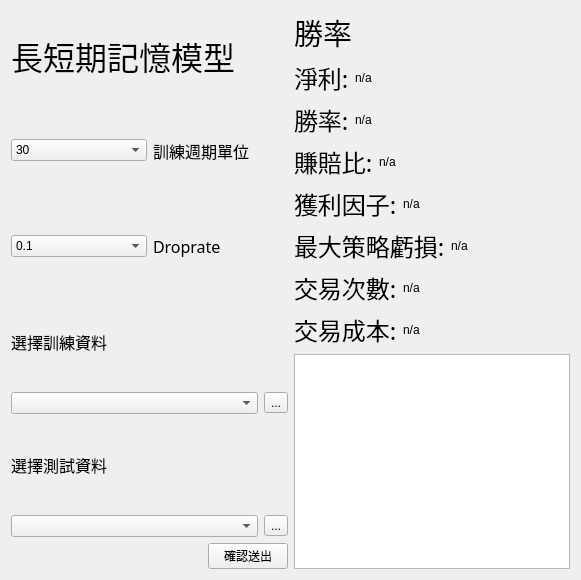
Qt form LSTM.ui (allen93075/Winner) before a commit.
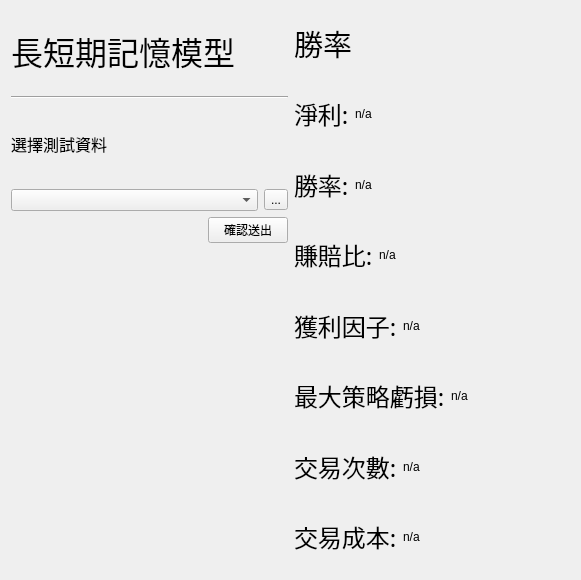
The same form after that commit.

Commit message: 新增LSTM 後台管理介面

What changed in the file:
```diff
--- a/LSTM.ui
+++ b/LSTM.ui
@@ -32,119 +32,12 @@
         </widget>
        </item>
        <item>
-        <layout class="QHBoxLayout" name="horizontalLayout_4">
-         <item>
-          <widget class="QComboBox" name="look_back_count">
-           <item>
-            <property name="text">
-             <string>30</string>
-            </property>
-           </item>
-           <item>
-            <property name="text">
-             <string>60</string>
-            </property>
-           </item>
-           <item>
-            <property name="text">
-             <string>90</string>
-            </property>
-           </item>
-          </widget>
-         </item>
-         <item>
-          <widget class="QLabel" name="K_label">
-           <property name="font">
-            <font>
-             <family>微軟正黑體</family>
-             <pointsize>12</pointsize>
-            </font>
-           </property>
-           <property name="text">
-            <string>訓練週期單位</string>
-           </property>
-          </widget>
-         </item>
-        </layout>
-       </item>
-       <item>
-        <layout class="QHBoxLayout" name="horizontalLayout_3">
-         <item>
-          <widget class="QComboBox" name="dropout_rate">
-           <item>
-            <property name="text">
-             <string>0.1</string>
-            </property>
-           </item>
-           <item>
-            <property name="text">
-             <string>0.15</string>
-            </property>
-           </item>
-           <item>
-            <property name="text">
-             <string>0.2</string>
-            </property>
-           </item>
-           <item>
-            <property name="text">
-             <string>0.3</string>
-            </property>
-           </item>
-           <item>
-            <property name="text">
-             <string>0.35</string>
-            </property>
-           </item>
-           <item>
-            <property name="text">
-             <string>0.4</string>
-            </property>
-           </item>
-          </widget>
-         </item>
-         <item>
-          <widget class="QLabel" name="K_label_2">
-           <property name="font">
-            <font>
-             <family>微軟正黑體</family>
-             <pointsize>12</pointsize>
-            </font>
-           </property>
-           <property name="text">
-            <string>Droprate</string>
-           </property>
-          </widget>
-         </item>
-        </layout>
-       </item>
-       <item>
-        <widget class="QLabel" name="label_9">
-         <property name="font">
-          <font>
-           <family>微軟正黑體</family>
-           <pointsize>12</pointsize>
-          </font>
-         </property>
-         <property name="text">
-          <string>選擇訓練資料</string>
+        <widget class="Line" name="line">
+         <property name="orientation">
+          <enum>Qt::Horizontal</enum>
          </property>
         </widget>
        </item>
-       <item>
-        <layout class="QHBoxLayout" name="horizontalLayout_2">
-         <item>
-          <widget class="QComboBox" name="train_data_combobox"/>
-         </item>
-         <item>
-          <widget class="QToolButton" name="traindata_toolButton">
-           <property name="text">
-            <string>...</string>
-           </property>
-          </widget>
-         </item>
-        </layout>
-       </item>
        <item>
         <widget class="QLabel" name="label_10">
          <property name="font">
@@ -196,6 +89,22 @@
          </item>
         </layout>
        </item>
+       <item>
+        <spacer name="verticalSpacer">
+         <property name="orientation">
+          <enum>Qt::Vertical</enum>
+         </property>
+         <property name="sizeType">
+          <enum>QSizePolicy::Fixed</enum>
+         </property>
+         <property name="sizeHint" stdset="0">
+          <size>
+           <width>20</width>
+           <height>326</height>
+          </size>
+         </property>
+        </spacer>
+       </item>
       </layout>
      </item>
      <item>
@@ -472,9 +381,6 @@
          </item>
         </layout>
        </item>
-       <item>
-        <widget class="QGraphicsView" name="result_graphicsView"/>
-       </item>
       </layout>
      </item>
     </layout>
```
The commit also changes 13 other files.
